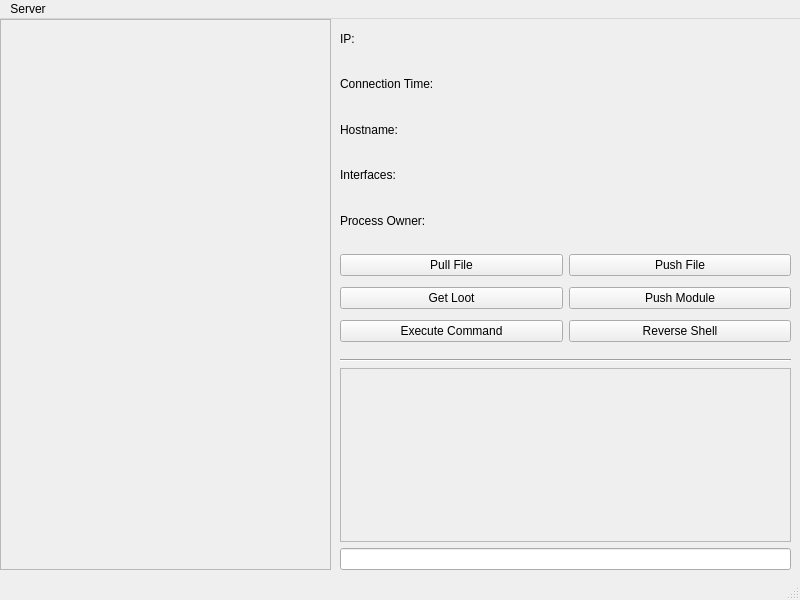
First picture: the form in python/ui/main_window.ui, repository A14m0/Command-Control_Fiddling, before the edit.
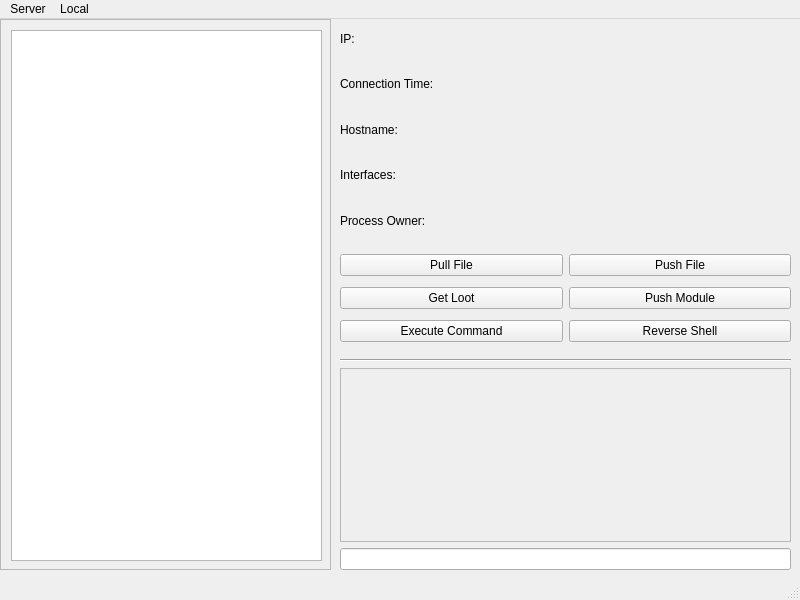
Second picture: the form after the edit.

Patch:
```diff
--- a/python/ui/main_window.ui
+++ b/python/ui/main_window.ui
@@ -35,6 +35,16 @@
        <height>547</height>
       </rect>
      </property>
+     <widget class="QListWidget" name="AgentList">
+      <property name="geometry">
+       <rect>
+        <x>10</x>
+        <y>10</y>
+        <width>311</width>
+        <height>531</height>
+       </rect>
+      </property>
+     </widget>
     </widget>
    </widget>
    <widget class="QWidget" name="verticalLayoutWidget">
@@ -186,8 +196,17 @@
     </property>
     <addaction name="actionCompile_Client"/>
     <addaction name="actionRegister_Client_Creds"/>
+    <addaction name="separator"/>
+    <addaction name="actionChange_C2_Server"/>
+   </widget>
+   <widget class="QMenu" name="menuLocal">
+    <property name="title">
+     <string>Local</string>
+    </property>
+    <addaction name="actionOpen_Terminal"/>
    </widget>
    <addaction name="menuAgents_Available"/>
+   <addaction name="menuLocal"/>
   </widget>
   <widget class="QStatusBar" name="statusbar"/>
   <action name="actionCompile_Client">
```
Left out of the diff: 10 changed lines with no effect on the pictures.
